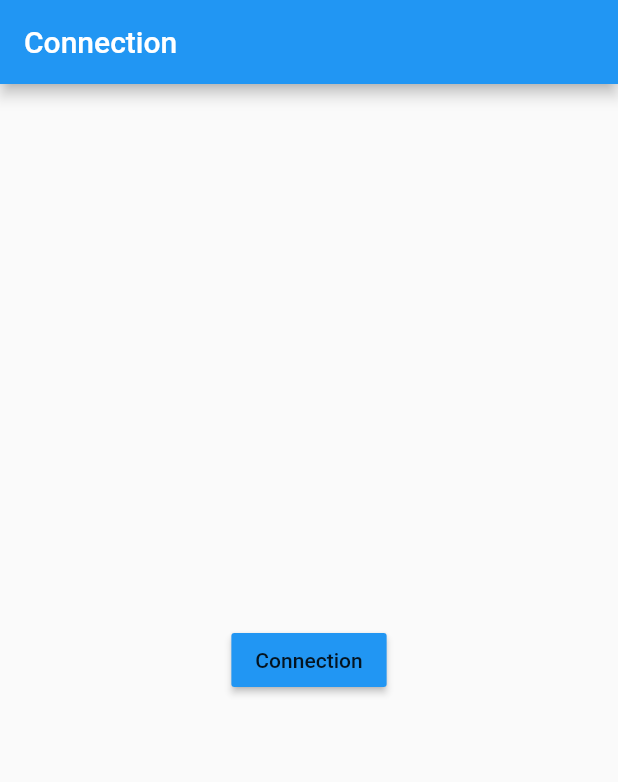
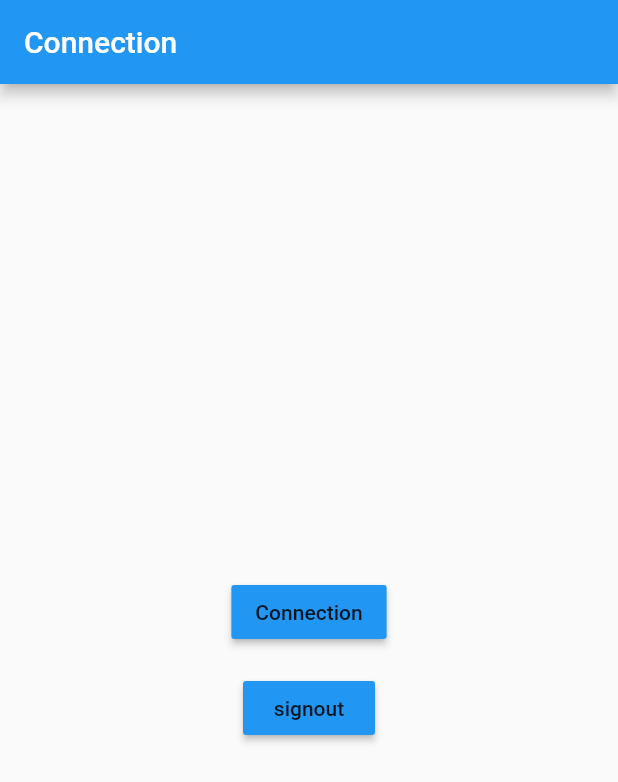
Before and after one commit to Joyce0501/A21-4205N6-KickMyFlutterFire-Nouteji, a Flutter app: the screen it shows after launch, on a phone screen of 412 x 824 dp. Shown: the top 782 px of the screen. Run offline on Flutter 3.47's test engine with Material 2 defaults, Android fonts, the phone set to English and light mode, and no system bars; our stand-ins replace cloud_firestore, firebase_auth, firebase_core, google_sign_in; accounts and stored records are empty.

Commit message:
Ajout du sign out

```diff
--- a/Flutter_Firebase/lib/ecran_connexion.dart
+++ b/Flutter_Firebase/lib/ecran_connexion.dart
@@ -17,6 +17,8 @@ class EcranConnexion extends StatefulWidget {
 }
 
 class _EcranConnexionState extends State<EcranConnexion> {
+
+
 
   @override
   void initState() {
@@ -120,6 +122,21 @@ class _EcranConnexionState extends State<EcranConnexion> {
                 ),
               ),
             ),
+             Center(
+               child: Padding(
+                padding: const EdgeInsets.all(8.0),
+                child:
+                MaterialButton(
+                  onPressed: () async {
+                    await GoogleSignIn().signOut();
+                    await FirebaseAuth.instance.signOut();
+                    setState(() {});
+                  },
+                  child: Text("signout"),
+                  color: Colors.blue,
+                ),
+            ),
+             ),
           ],
         ),
     //  ),
@@ -153,6 +170,21 @@ class _EcranConnexionState extends State<EcranConnexion> {
               ),
             ),
           ),
+          Center(
+            child: Padding(
+              padding: const EdgeInsets.all(8.0),
+              child:
+              MaterialButton(
+                onPressed: () async {
+                  await GoogleSignIn().signOut();
+                  await FirebaseAuth.instance.signOut();
+                  setState(() {});
+                },
+                child: Text("signout"),
+                color: Colors.blue,
+              ),
+            ),
+          ),
         ],
       ),
 
```
